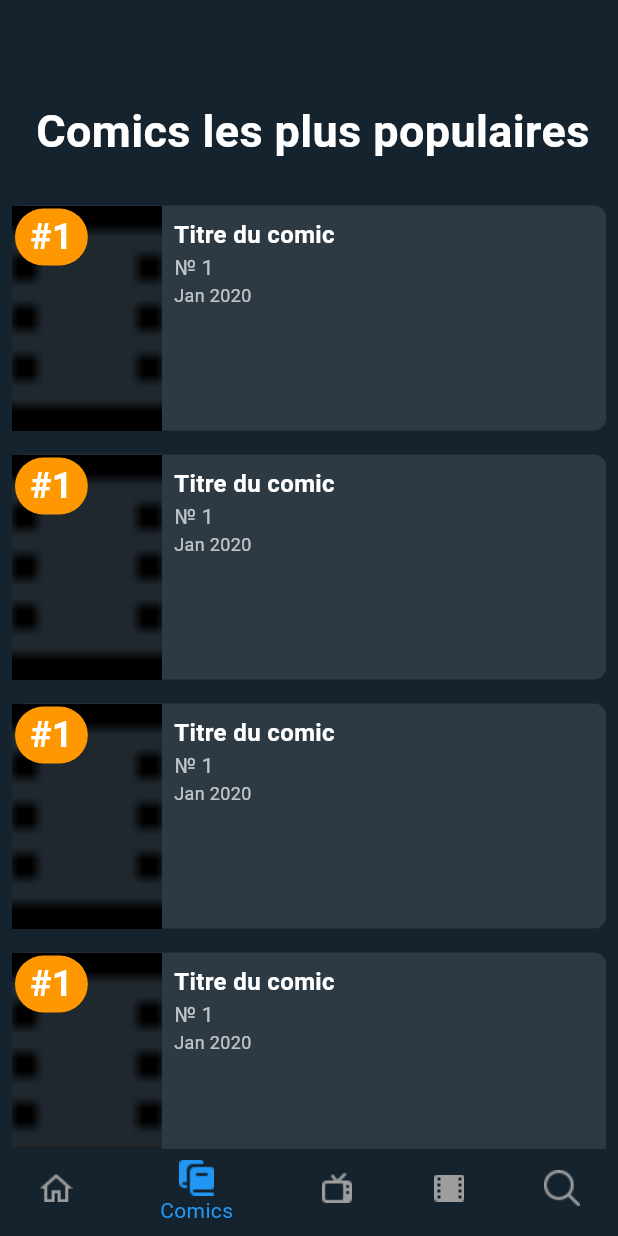
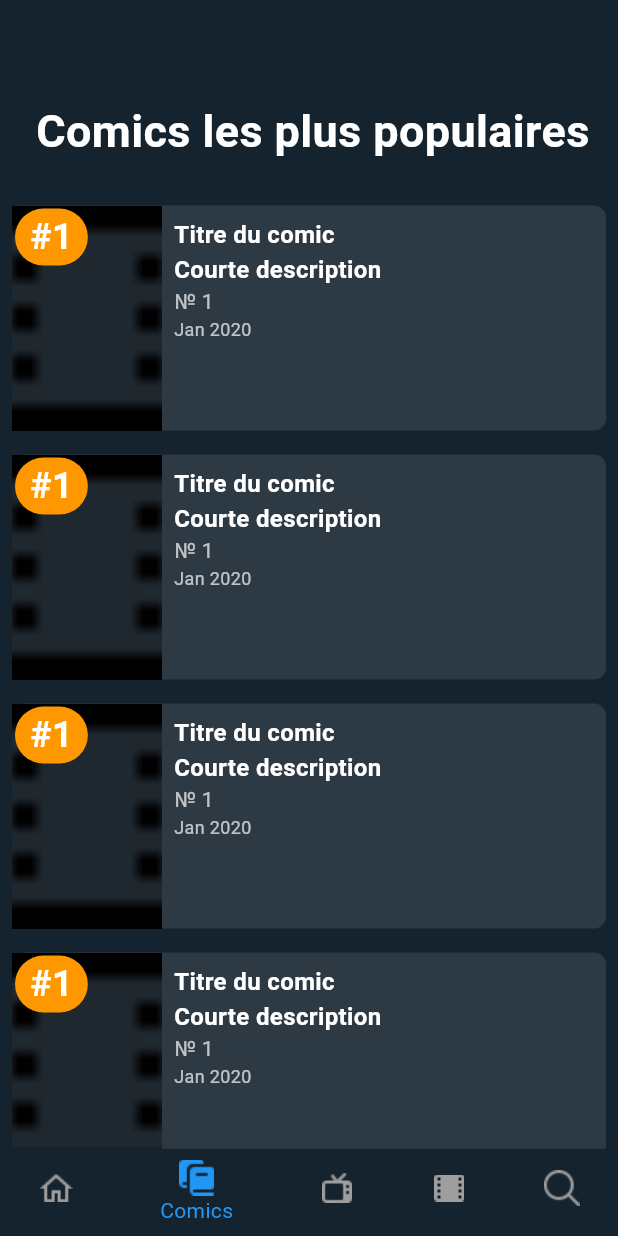
Before and after one commit to tomstacht/projet_prog_mobile-Martin-Stachtchenko, a Flutter app: the screen it shows after launch, item 2 of the bottom bar chosen, on a phone screen of 412 x 824 dp. Run offline on Flutter 3.47's test engine with Material 3 defaults, Android fonts, the phone set to English and light mode, and no system bars; network calls fail.

```diff
--- a/lib/comic.dart
+++ b/lib/comic.dart
@@ -1,13 +1,17 @@
 class Comic {
   final String title;
-  final String? description;
+  final String author;
+  final int id;
+  final String description;
   final String imageUrl;
   final int issueNumber;
   final String releaseDate;
 
   Comic({
     required this.title,
-    this.description,
+    required this.author,
+    required this.id,
+    required this.description,
     required this.imageUrl,
     required this.issueNumber,
     required this.releaseDate,
@@ -16,6 +20,8 @@ class Comic {
   // If you're using mock data for now, you can create a mock constructor like this:
   factory Comic.mock() {
     return Comic(
+      id: 1,
+      author: 'auteur',
       title: 'Titre du comic',
       description: 'Courte description',
       imageUrl: 'images/ic_movie_bicolor.png', // Replace with a real image path or URL
--- a/lib/comic_card.dart
+++ b/lib/comic_card.dart
@@ -43,15 +43,14 @@ class ComicCard extends StatelessWidget {
                           fontSize: 16,
                         ),
                       ),
-                      /*if (comic.description != null) // Check if description is not null
                         Text(
-                          comic.description!,
+                          comic.description ?? 'Description non disponible', // Utilisation de l'opérateur de coalescence nulle
                           style: const TextStyle(
                             fontWeight: FontWeight.bold,
                             color: Colors.white,
                             fontSize: 16,
                           ),
-                        ),*/
+                        ),
                       Text(
                         '№ ${comic.issueNumber}',
                         style: TextStyle(
```
Also changed, not shown: lib/series_card.dart (+17 -7 lines).
